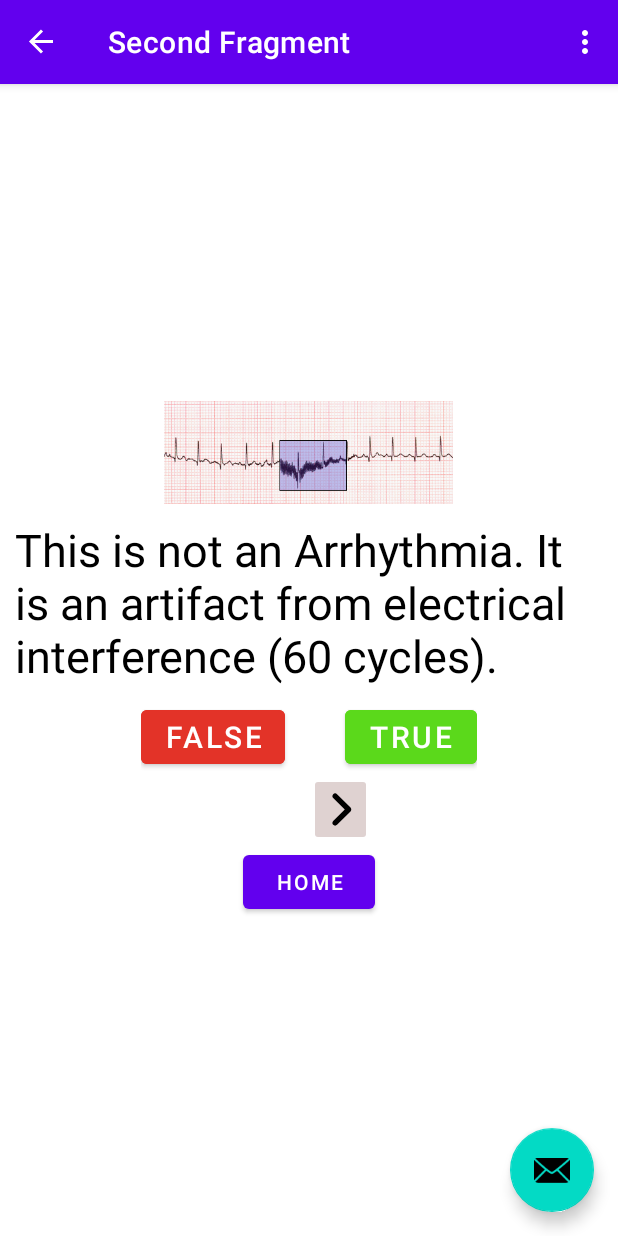
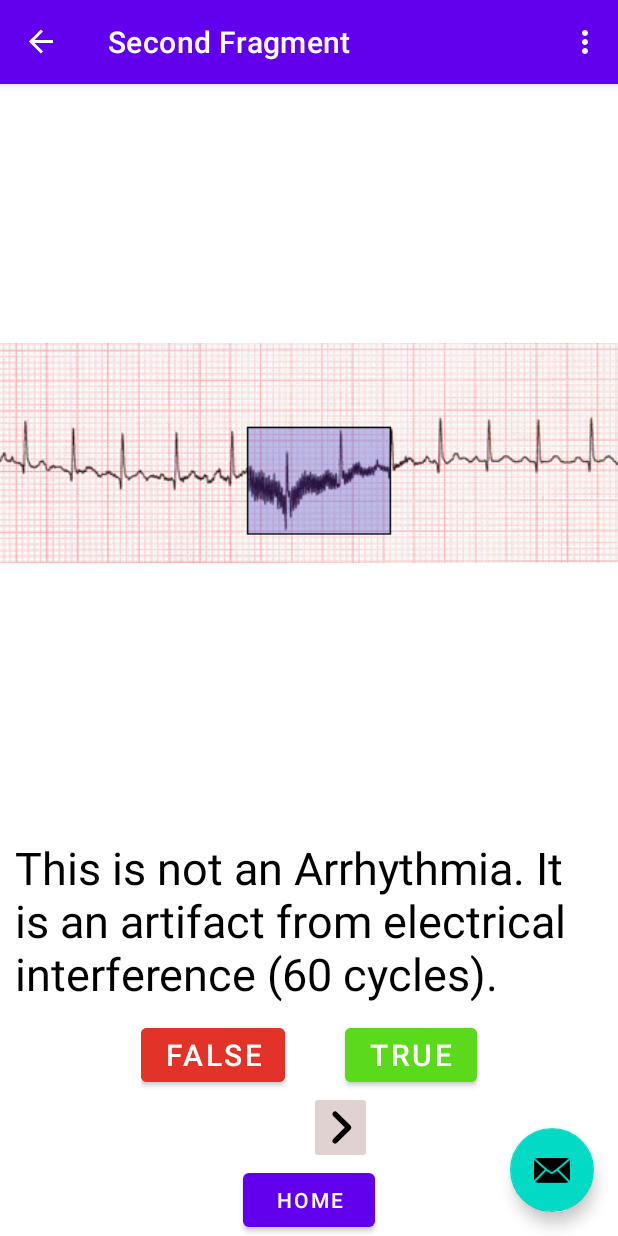
Before and after one commit to ostappart/Cardiovascular-ECG-Training-App, an Android app: the SecondFragment screen opened through its navigation route, on a phone screen of 412 x 824 dp. Run offline under Robolectric (Android 15) with nearby library versions, the phone set to English and light mode, and no system bars; our stand-ins replace navigation-ui.

Commit message:
scaled image to fit more space

```diff
--- a/app/src/main/res/layout/fragment_second.xml
+++ b/app/src/main/res/layout/fragment_second.xml
@@ -12,9 +12,10 @@
     <!--ImageView used for showing pictures along with questions-->
     <ImageView
         android:id="@+id/question_image"
-        android:layout_width="wrap_content"
+        android:layout_width="fill_parent"
         android:src="@drawable/ic_launcher_background"
-        android:layout_height="wrap_content"/>
+        android:layout_weight="1"
+        android:layout_height="0dp"/>
 
     <!--TextView used for showing questions on screen-->
     <TextView
```
